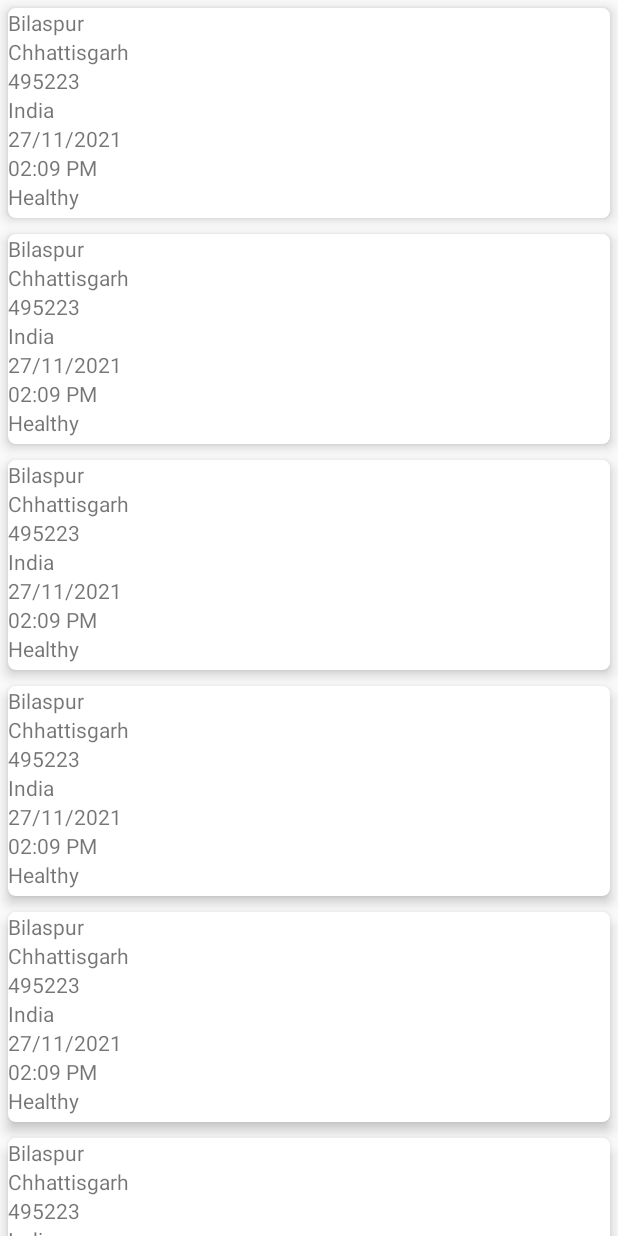
After one commit to shikharagrawalmy999/covidapp, an Android app: the ContactTracingDashboard screen opened directly, with no data from a screen before it, on a phone screen of 412 x 824 dp. The commit adds this screen. Run offline under Robolectric (Android 15) with nearby library versions, the phone set to English and light mode, and no system bars; our stand-ins replace Firebase (no records; nobody signed in at launch, a user with empty details on screens opened directly).

```diff
--- a/app/build.gradle
+++ b/app/build.gradle
@@ -49,6 +49,8 @@ dependencies {
     implementation 'com.google.firebase:firebase-analytics'
     implementation 'com.android.support:support-annotations:28.0.0'
     implementation 'com.intellij:annotations:12.0@jar'
+    implementation "androidx.recyclerview:recyclerview:1.2.1" // dependency file for RecyclerView
+    implementation "androidx.cardview:cardview:1.0.0" // CardView dependency file
 }
 //dependencies {
 //    implementation fileTree(dir: 'libs', include: ['*.jar'])
--- /dev/null
+++ b/app/src/main/java/com/example/covidapp/ContactTracingDashboard.java
@@ -0,0 +1,126 @@
+package com.example.covidapp;
+
+import androidx.annotation.NonNull;
+import androidx.appcompat.app.AppCompatActivity;
+import android.os.Bundle;
+import android.util.Log;
+
+import androidx.recyclerview.widget.GridLayoutManager;
+import androidx.recyclerview.widget.RecyclerView;
+import java.util.ArrayList;
+import com.google.firebase.auth.FirebaseAuth;
+import com.google.firebase.auth.FirebaseUser;
+import com.google.firebase.database.DataSnapshot;
+import com.google.firebase.database.DatabaseError;
+import com.google.firebase.database.DatabaseReference;
+import com.google.firebase.database.FirebaseDatabase;
+import com.google.firebase.database.ValueEventListener;
+
+public class ContactTracingDashboard extends AppCompatActivity {
+
+    FirebaseAuth auth;
+    FirebaseUser user;
+    DatabaseReference reference;
+    DatabaseReference userReference;
+    ArrayList<Token> tokenList;
+
+    @Override
+    protected void onCreate(Bundle savedInstanceState) {
+        super.onCreate(savedInstanceState);
+        setContentView(R.layout.activity_contact_tracing_dashboard);
+        RecyclerView recyclerView=findViewById(R.id.idCourseRV);
+        auth=FirebaseAuth.getInstance();
+        user=auth.getCurrentUser();
+        reference= FirebaseDatabase.getInstance().getReference().child("users").child(user.getUid()).child("Token");
+        userReference = FirebaseDatabase.getInstance().getReference().child("users");
+        tokenList = new ArrayList<>();
+        // created new array list..
+        ArrayList<RecyclerData> recyclerDataArrayList=new ArrayList<RecyclerData>();
+
+        reference.addValueEventListener(new ValueEventListener() {
+            @Override
+            public void onDataChange(@NonNull DataSnapshot snapshot) {
+
+                for (DataSnapshot data : snapshot.getChildren()){
+                    DatabaseReference currentTokenReference = reference.child(data.getKey());
+                    currentTokenReference.addValueEventListener(new ValueEventListener() {
+                        @Override
+                        public void onDataChange(@NonNull DataSnapshot tokenSnapshot) {
+//                            System.out.println("MAC ADDRESS:::::: "+tokenSnapshot.child("mac_ADDRESS").getValue(String.class));
+//                            System.out.println("MAC ADDRESS:::::: "+tokenSnapshot.child("latitude").getValue(String.class));
+//                            System.out.println("MAC ADDRESS:::::: "+tokenSnapshot.child("longitude").getValue(String.class));
+//                            System.out.println("MAC ADDRESS:::::: "+tokenSnapshot.child("date").getValue(String.class));
+//                            Token currentToken = new Token(tokenSnapshot.child("mac_ADDRESS").getValue(String.class), tokenSnapshot.child("latitude").getValue(String.class), tokenSnapshot.child("longitude").getValue(String.class), tokenSnapshot.child("date").getValue(String.class));
+//                            tokenList.add(currentToken);
+                            Token currentToken = new Token();
+                            currentToken.setMAC_ADDRESS(tokenSnapshot.child("mac_ADDRESS").getValue(String.class));
+                            currentToken.setLATITUDE(tokenSnapshot.child("latitude").getValue(String.class));
+                            currentToken.setLONGITUDE(tokenSnapshot.child("longitude").getValue(String.class));
+                            currentToken.setDATE(tokenSnapshot.child("date").getValue(String.class));
+                            if(currentToken == null){
+                                System.out.println("YOU'RE DED AGAIN!!!!!");
+                            }
+                            tokenList.add(currentToken);
+                            System.out.println("SIZE OF TOKEN LIST IS: "+tokenList.size());
+//                            userReference.addValueEventListener(new ValueEventListener() {
+//                                @Override
+//                                public void onDataChange(@NonNull DataSnapshot userSnapshot) {
+//                                    for(DataSnapshot data: userSnapshot.getChildren()){
+//                                        if (data.child("mac_address").toString().equals(tokenSnapshot.child("mac_ADDRESS").getValue(String.class))) {
+//                                            Token currentToken = new Token(tokenSnapshot.child("mac_ADDRESS").getValue(String.class), tokenSnapshot.child("latitude").getValue(String.class), tokenSnapshot.child("longitude").getValue(String.class), tokenSnapshot.child("date").getValue(String.class));
+//                                            tokenList.add(currentToken);
+//                                            break;
+//                                        } else {
+//
+//                                        }
+//                                    }
+//                                }
+//
+//                                @Override
+//                                public void onCancelled(@NonNull DatabaseError error) {
+//
+//                                }
+//                            });
+                        }
+                        @Override
+                        public void onCancelled(@NonNull DatabaseError error) {
+                            System.out.println("Error occurred!");
+                        }
+                    });
+                }
+            }
+            @Override
+            public void onCancelled(@NonNull DatabaseError error) {
+                System.out.println("Error occurred!");
+            }
+        });
+        if(tokenList.isEmpty()){
+            System.out.println("You're ded!!!!!");
+        }
+
+        for(int i=tokenList.size()-1;i>=0;i--){
+            System.out.println(tokenList.get(i).getMAC_ADDRESS());
+        }
+
+
+
+        // added data to array list
+        recyclerDataArrayList.add(new RecyclerData("Bilaspur", "Chhattisgarh", "India", "495223", "27/11/2021", "02:09 PM", "Healthy"));
+        recyclerDataArrayList.add(new RecyclerData("Bilaspur", "Chhattisgarh", "India", "495223", "27/11/2021", "02:09 PM", "Healthy"));
+        recyclerDataArrayList.add(new RecyclerData("Bilaspur", "Chhattisgarh", "India", "495223", "27/11/2021", "02:09 PM", "Healthy"));
+        recyclerDataArrayList.add(new RecyclerData("Bilaspur", "Chhattisgarh", "India", "495223", "27/11/2021", "02:09 PM", "Healthy"));
+        recyclerDataArrayList.add(new RecyclerData("Bilaspur", "Chhattisgarh", "India", "495223", "27/11/2021", "02:09 PM", "Healthy"));
+        recyclerDataArrayList.add(new RecyclerData("Bilaspur", "Chhattisgarh", "India", "495223", "27/11/2021", "02:09 PM", "Healthy"));
+
+        // added data from arraylist to adapter class.
+        RecyclerViewAdapter adapter=new RecyclerViewAdapter(recyclerDataArrayList,this);
+
+        // setting grid layout manager to implement grid view.
+        // in this method '2' represents number of columns to be displayed in grid view.
+        GridLayoutManager layoutManager=new GridLayoutManager(this,1);
+
+        // at last set adapter to recycler view.
+        recyclerView.setLayoutManager(layoutManager);
+        recyclerView.setAdapter(adapter);
+    }
+}
--- /dev/null
+++ b/app/src/main/java/com/example/covidapp/RecyclerData.java
@@ -0,0 +1,78 @@
+package com.example.covidapp;
+
+public class RecyclerData {
+
+    private String city;
+    private String state;
+    private String country;
+    private String postalCode;
+    private String date;
+    private String time;
+    private String healthStatus;
+
+    public String getHealthStatus() {
+        return healthStatus;
+    }
+
+    public void setHealthStatus(String healthStatus) {
+        this.healthStatus = healthStatus;
+    }
+
+    public String getCountry() {
+        return country;
+    }
+
+    public String getPostalCode() {
+        return postalCode;
+    }
+
+    public void setPostalCode(String postalCode) {
+        this.postalCode = postalCode;
+    }
+
+    public String getDate() {
+        return date;
+    }
+
+    public void setDate(String date) {
+        this.date = date;
+    }
+
+    public String getTime() {
+        return time;
+    }
+
+    public void setTime(String time) {
+        this.time = time;
+    }
+
+    public void setCountry(String country) {
+        this.country = country;
+    }
+
+    public String getState() {
+        return state;
+    }
+
+    public void setState(String state) {
+        this.state = state;
+    }
+
+    public String getCity() {
+        return city;
+    }
+
+    public void setCity(String city) {
+        this.city = city;
+    }
+
+    public RecyclerData(String city, String state, String country, String postalCode, String date, String time, String healthStatus) {
+        this.city = city;
+        this.state = state;
+        this.country = country;
+        this.postalCode = postalCode;
+        this.date = date;
+        this.time = time;
+        this.healthStatus = healthStatus;
+    }
+}
--- /dev/null
+++ b/app/src/main/java/com/example/covidapp/RecyclerViewAdapter.java
@@ -0,0 +1,71 @@
+package com.example.covidapp;
+
+import android.content.Context;
+import android.view.LayoutInflater;
+import android.view.View;
+import android.view.ViewGroup;
+import android.widget.TextView;
+import androidx.annotation.NonNull;
+import androidx.recyclerview.widget.RecyclerView;
+import java.util.ArrayList;
+
+public class RecyclerViewAdapter extends RecyclerView.Adapter<RecyclerViewAdapter.RecyclerViewHolder> {
+
+    private ArrayList<RecyclerData> tokenList;
+    private Context currentContext;
+
+    public RecyclerViewAdapter(ArrayList<RecyclerData> recyclerDataArrayList, Context mcontext) {
+        this.tokenList = recyclerDataArrayList;
+        this.currentContext = mcontext;
+    }
+
+    @NonNull
+    @Override
+    public RecyclerViewHolder onCreateViewHolder(@NonNull ViewGroup parent, int viewType) {
+        // Inflate Layout
+        View view = LayoutInflater.from(parent.getContext()).inflate(R.layout.card_layout, parent, false);
+        return new RecyclerViewHolder(view);
+    }
+
+    @Override
+    public void onBindViewHolder(@NonNull RecyclerViewHolder holder, int position) {
+        // Set the data to textview and imageview.
+        RecyclerData recyclerData = tokenList.get(position);
+        holder.city.setText(recyclerData.getCity());
+        holder.state.setText(recyclerData.getState());
+        holder.country.setText(recyclerData.getCountry());
+        holder.postalCode.setText(recyclerData.getPostalCode());
+        holder.date.setText(recyclerData.getDate());
+        holder.time.setText(recyclerData.getTime());
+        holder.healthStatus.setText(recyclerData.getHealthStatus());
+    }
+
+    @Override
+    public int getItemCount() {
+        // this method returns the size of recyclerview
+        return tokenList.size();
+    }
+
+    // View Holder Class to handle Recycler View.
+    public class RecyclerViewHolder extends RecyclerView.ViewHolder {
+
+        private TextView city;
+        private TextView state;
+        private TextView country;
+        private TextView postalCode;
+        private TextView date;
+        private TextView time;
+        private TextView healthStatus;
+
+        public RecyclerViewHolder(@NonNull View itemView) {
+            super(itemView);
+            city = itemView.findViewById(R.id.cityName);
+            state = itemView.findViewById(R.id.stateName);
+            country = itemView.findViewById(R.id.countryName);
+            postalCode = itemView.findViewById(R.id.postalCode);
+            date = itemView.findViewById(R.id.date);
+            time = itemView.findViewById(R.id.time);
+            healthStatus = itemView.findViewById(R.id.health_status);
+        }
+    }
+}
--- /dev/null
+++ b/app/src/main/res/layout/activity_contact_tracing_dashboard.xml
@@ -0,0 +1,14 @@
+<?xml version="1.0" encoding="utf-8"?>
+<androidx.constraintlayout.widget.ConstraintLayout xmlns:android="http://schemas.android.com/apk/res/android"
+    xmlns:app="http://schemas.android.com/apk/res-auto"
+    xmlns:tools="http://schemas.android.com/tools"
+    android:layout_width="match_parent"
+    android:layout_height="match_parent"
+    tools:context=".ContactTracingDashboard">
+
+    <androidx.recyclerview.widget.RecyclerView
+        android:id="@+id/idCourseRV"
+        android:layout_width="match_parent"
+        android:layout_height="match_parent" />
+
+</androidx.constraintlayout.widget.ConstraintLayout>
--- /dev/null
+++ b/app/src/main/res/layout/card_layout.xml
@@ -0,0 +1,63 @@
+<?xml version="1.0" encoding="utf-8"?>
+<androidx.cardview.widget.CardView xmlns:android="http://schemas.android.com/apk/res/android"
+    xmlns:app="http://schemas.android.com/apk/res-auto"
+    android:id="@+id/cardView"
+    android:layout_width="match_parent"
+    android:layout_height="140dp"
+    android:layout_gravity="center"
+    android:layout_margin="5dp"
+    app:cardCornerRadius="5dp"
+    app:cardElevation="5dp">
+
+    <LinearLayout
+        android:layout_width="match_parent"
+        android:layout_height="wrap_content"
+        android:orientation="vertical">
+
+        <TextView
+            android:id="@+id/cityName"
+            android:layout_width="match_parent"
+            android:layout_height="wrap_content"
+            android:text="@string/city_name" />
+
+        <TextView
+            android:id="@+id/stateName"
+            android:layout_width="match_parent"
+            android:layout_height="wrap_content"
+            android:text="@string/state_name" />
+
+        <TextView
+            android:id="@+id/postalCode"
+            android:layout_width="match_parent"
+            android:layout_height="wrap_content"
+            android:text="@string/postal_code" />
+
+        <TextView
+            android:id="@+id/countryName"
+            android:layout_width="match_parent"
+            android:layout_height="wrap_content"
+            android:text="@string/country_name" />
+
+
+        <TextView
+            android:id="@+id/date"
+            android:layout_width="match_parent"
+            android:layout_height="wrap_content"
+            android:text="@string/date" />
+
+        <TextView
+            android:id="@+id/time"
+            android:layout_width="match_parent"
+            android:layout_height="wrap_content"
+            android:text="@string/time" />
+
+        <TextView
+            android:id="@+id/health_status"
+            android:layout_width="match_parent"
+            android:layout_height="wrap_content"
+            android:text="@string/healthy_or_not" />
+
+
+    </LinearLayout>
+
+</androidx.cardview.widget.CardView>
--- a/app/src/main/res/values/strings.xml
+++ b/app/src/main/res/values/strings.xml
@@ -46,4 +46,11 @@
     <string name="scan">Scan</string>
     <string name="mac_address">MAC Address</string>
     <string name="enter_bluetooth_mac_address">Enter Bluetooth MAC Address</string>
+    <string name="city_name">city_name</string>
+    <string name="state_name">state_name</string>
+    <string name="country_name">country_name</string>
+    <string name="postal_code">postal_code</string>
+    <string name="date">date</string>
+    <string name="time">time</string>
+    <string name="healthy_or_not">health-status</string>
 </resources>
```
Also changed, not shown: app/src/main/AndroidManifest.xml (+16 -6 lines), app/src/main/java/com/example/covidapp/Info_dashboard.java (+13 -0 lines), app/src/main/java/com/example/covidapp/Token.java (+7 -0 lines), app/src/main/java/com/example/covidapp/bluetoothDiscovery.java (+142 -12 lines), app/src/main/res/drawable/ic_gfglogo.xml (added, +51 -0 lines), app/src/main/res/layout/activity_bluetooth_discovery.xml (+13 -2 lines), app/src/main/res/layout/activity_info_dasboard.xml (+18 -6 lines).
